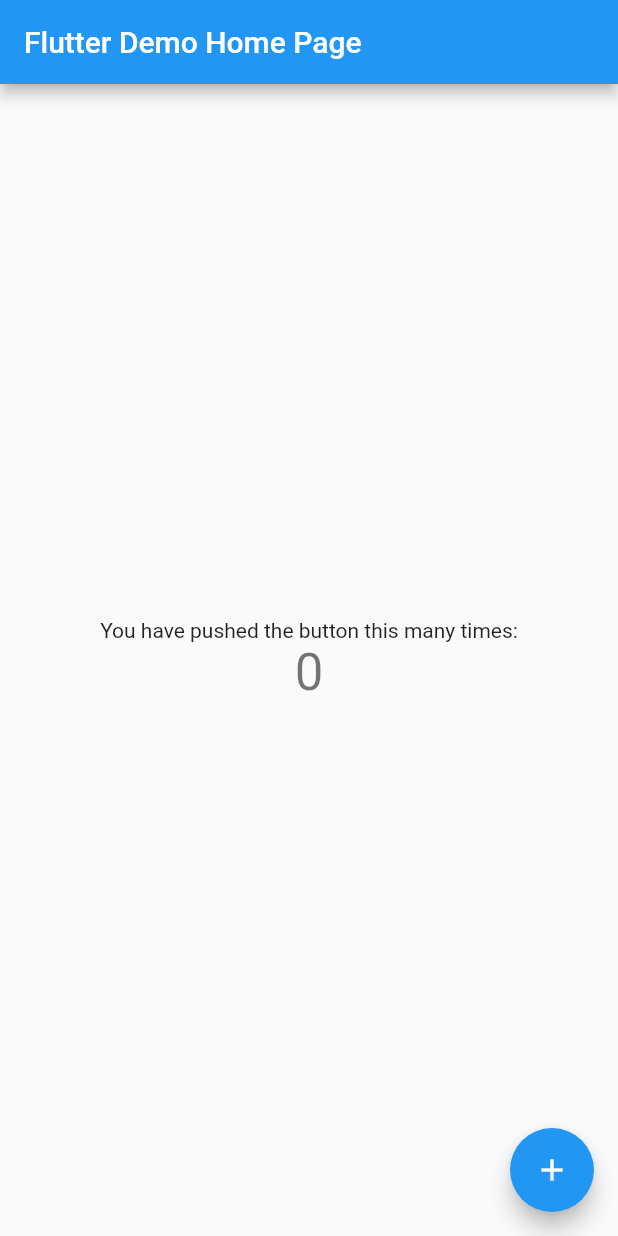
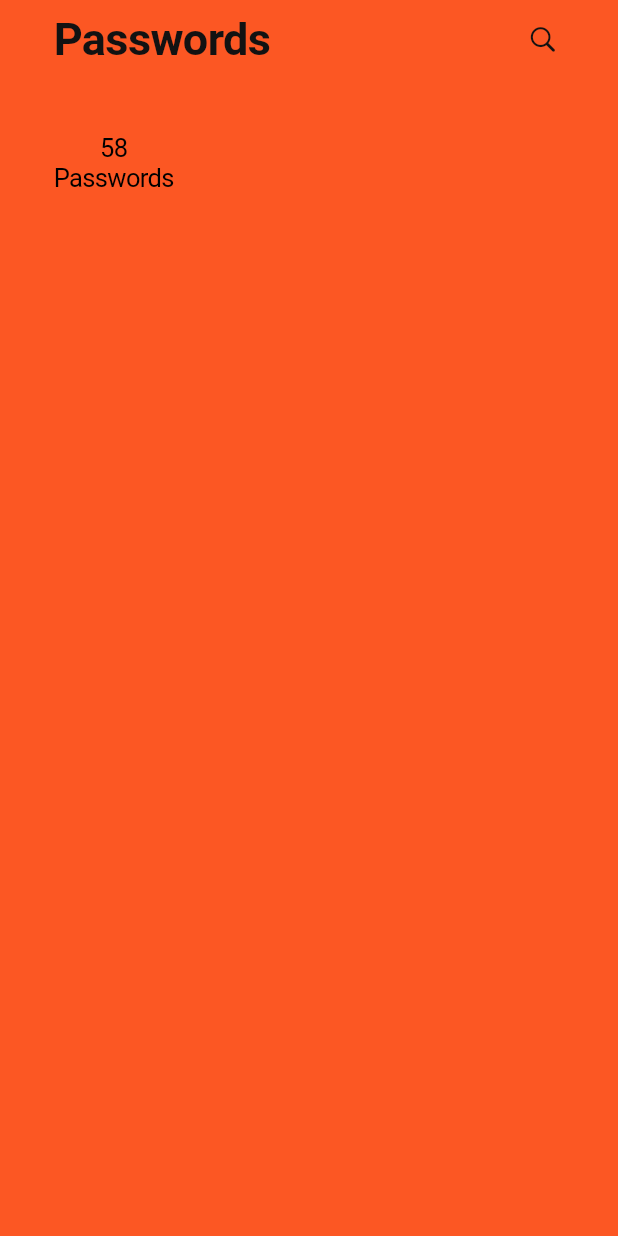
Before and after one commit to jacoberick/andrade-secure, a Flutter app: the screen it shows after launch, on a phone screen of 412 x 824 dp. Run offline on Flutter 3.47's test engine with Material 2 defaults, Android fonts, the phone set to English and light mode, and no system bars.

Commit message:
started dashboard

```diff
--- a/lib/main.dart
+++ b/lib/main.dart
@@ -1,115 +1,23 @@
+import 'package:flutter/cupertino.dart';
 import 'package:flutter/material.dart';
 
+import './widgets/dashboard.dart';
+
 void main() {
-  runApp(const MyApp());
+  runApp(const AndradeSecure());
 }
 
-class MyApp extends StatelessWidget {
-  const MyApp({Key? key}) : super(key: key);
+class AndradeSecure extends StatelessWidget {
+  const AndradeSecure({Key? key}) : super(key: key);
 
-  // This widget is the root of your application.
   @override
   Widget build(BuildContext context) {
-    return MaterialApp(
-      title: 'Flutter Demo',
-      theme: ThemeData(
-        // This is the theme of your application.
-        //
-        // Try running your application with "flutter run". You'll see the
-        // application has a blue toolbar. Then, without quitting the app, try
-        // changing the primarySwatch below to Colors.green and then invoke
-        // "hot reload" (press "r" in the console where you ran "flutter run",
-        // or simply save your changes to "hot reload" in a Flutter IDE).
-        // Notice that the counter didn't reset back to zero; the application
-        // is not restarted.
-        primarySwatch: Colors.blue,
+    return const CupertinoApp(
+      debugShowCheckedModeBanner: false,
+      title: "Andrade Secure",
+      home: CupertinoPageScaffold(
+        child: Dashboard(),
       ),
-      home: const MyHomePage(title: 'Flutter Demo Home Page'),
     );
   }
 }
-
-class MyHomePage extends StatefulWidget {
-  const MyHomePage({Key? key, required this.title}) : super(key: key);
-
-  // This widget is the home page of your application. It is stateful, meaning
-  // that it has a State object (defined below) that contains fields that affect
-  // how it looks.
-
-  // This class is the configuration for the state. It holds the values (in this
-  // case the title) provided by the parent (in this case the App widget) and
-  // used by the build method of the State. Fields in a Widget subclass are
-  // always marked "final".
-
-  final String title;
-
-  @override
-  State<MyHomePage> createState() => _MyHomePageState();
-}
-
-class _MyHomePageState extends State<MyHomePage> {
-  int _counter = 0;
-
-  void _incrementCounter() {
-    setState(() {
-      // This call to setState tells the Flutter framework that something has
-      // changed in this State, which causes it to rerun the build method below
-      // so that the display can reflect the updated values. If we changed
-      // _counter without calling setState(), then the build method would not be
-      // called again, and so nothing would appear to happen.
-      _counter++;
-    });
-  }
-
-  @override
-  Widget build(BuildContext context) {
-    // This method is rerun every time setState is called, for instance as done
-    // by the _incrementCounter method above.
-    //
-    // The Flutter framework has been optimized to make rerunning build methods
-    // fast, so that you can just rebuild anything that needs updating rather
-    // than having to individually change instances of widgets.
-    return Scaffold(
-      appBar: AppBar(
-        // Here we take the value from the MyHomePage object that was created by
-        // the App.build method, and use it to set our appbar title.
-        title: Text(widget.title),
-      ),
-      body: Center(
-        // Center is a layout widget. It takes a single child and positions it
-        // in the middle of the parent.
-        child: Column(
-          // Column is also a layout widget. It takes a list of children and
-          // arranges them vertically. By default, it sizes itself to fit its
-          // children horizontally, and tries to be as tall as its parent.
-          //
-          // Invoke "debug painting" (press "p" in the console, choose the
-          // "Toggle Debug Paint" action from the Flutter Inspector in Android
-          // Studio, or the "Toggle Debug Paint" command in Visual Studio Code)
-          // to see the wireframe for each widget.
-          //
-          // Column has various properties to control how it sizes itself and
-          // how it positions its children. Here we use mainAxisAlignment to
-          // center the children vertically; the main axis here is the vertical
-          // axis because Columns are vertical (the cross axis would be
-          // horizontal).
-          mainAxisAlignment: MainAxisAlignment.center,
-          children: <Widget>[
-            const Text(
-              'You have pushed the button this many times:',
-            ),
-            Text(
-              '$_counter',
-              style: Theme.of(context).textTheme.headline4,
-            ),
-          ],
-        ),
-      ),
-      floatingActionButton: FloatingActionButton(
-        onPressed: _incrementCounter,
-        tooltip: 'Increment',
-        child: const Icon(Icons.add),
-      ), // This trailing comma makes auto-formatting nicer for build methods.
-    );
-  }
-}
--- /dev/null
+++ b/lib/widgets/dashboard.dart
@@ -0,0 +1,63 @@
+import 'package:flutter/cupertino.dart';
+import 'package:flutter/material.dart';
+
+class Dashboard extends StatelessWidget {
+  const Dashboard({Key? key}) : super(key: key);
+
+  createStats() {
+    return Column(
+      children: const [
+        Text('58'),
+        Text('Passwords'),
+      ],
+    );
+  }
+
+  @override
+  Widget build(BuildContext context) {
+    var statusBarHeight = MediaQuery.of(context).viewPadding.top;
+
+    return Container(
+      color: const Color(0xfffc5723),
+      padding: EdgeInsets.fromLTRB(20, statusBarHeight, 20, 0),
+      child: Column(
+        children: [
+          Row(
+            mainAxisAlignment: MainAxisAlignment.spaceBetween,
+            children: const [
+              Padding(
+                padding: EdgeInsets.symmetric(horizontal: 16),
+                child: Text(
+                  'Passwords',
+                  style: TextStyle(
+                    fontWeight: FontWeight.bold,
+                    fontSize: 30,
+                    color: Color(0xff121212),
+                  ),
+                ),
+              ),
+              CupertinoButton(
+                child: Icon(
+                  CupertinoIcons.search,
+                  color: Color(0xff121212),
+                ),
+                onPressed: null,
+              ),
+            ],
+          ),
+          const SizedBox(
+            height: 20,
+          ),
+          Container(
+            padding: const EdgeInsets.all(16),
+            child: Row(
+              children: [
+                createStats(),
+              ],
+            ),
+          ),
+        ],
+      ),
+    );
+  }
+}
```
Also changed, not shown: pubspec.lock, 3 other files.
